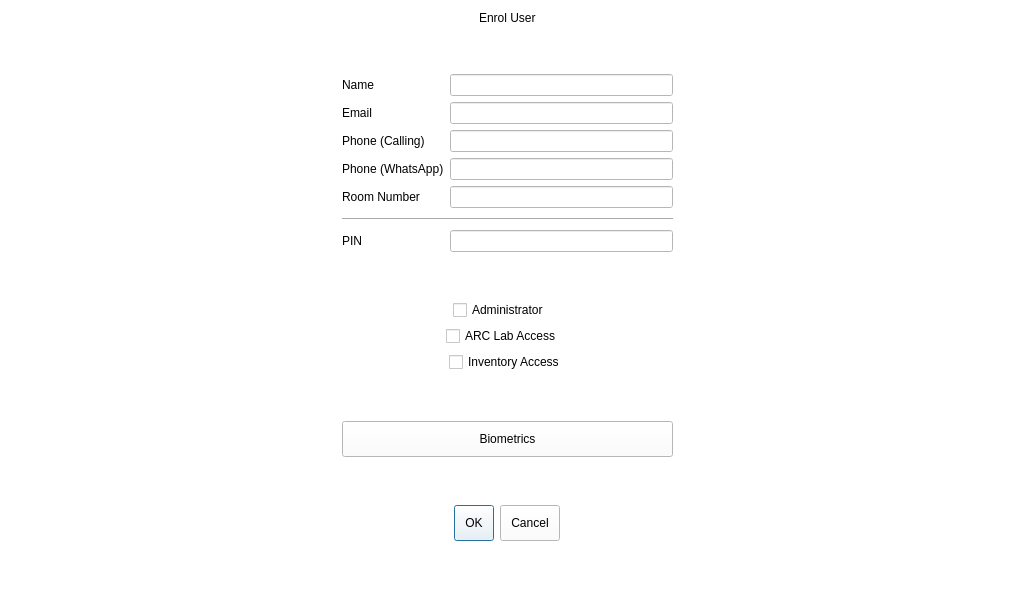
Qt form enrol.ui (arc-bphc/sims-gui) before a commit.
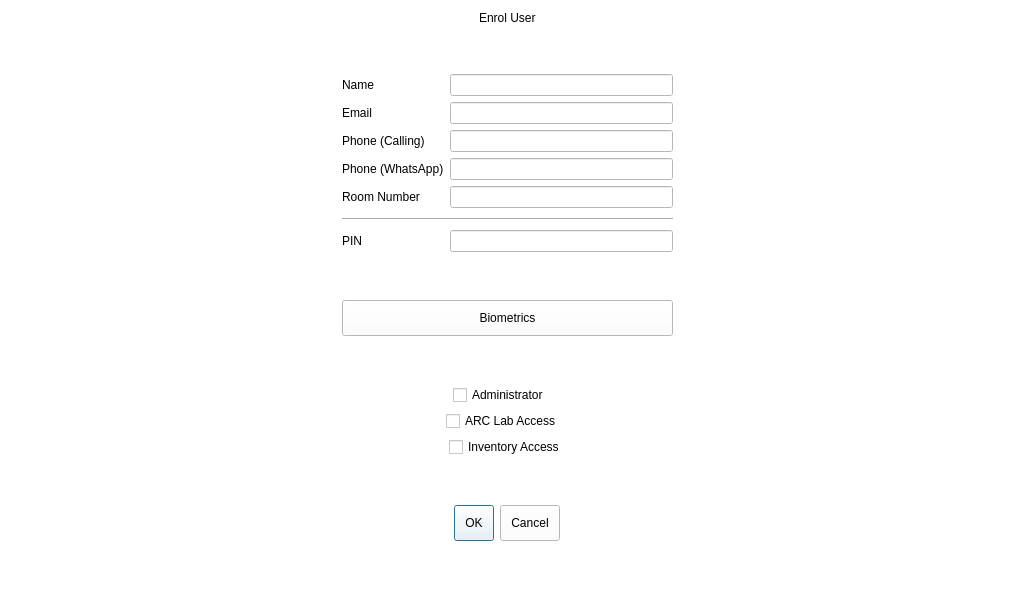
The same form after that commit.

Patch:
```diff
--- a/enrol.ui
+++ b/enrol.ui
@@ -50,21 +50,14 @@
        </property>
       </widget>
      </item>
-     <item row="5" column="0" alignment="Qt::AlignHCenter">
+     <item row="7" column="0" alignment="Qt::AlignHCenter">
       <widget class="QCheckBox" name="labAccess">
        <property name="text">
         <string>ARC Lab Access  </string>
        </property>
       </widget>
      </item>
-     <item row="8" column="0">
-      <widget class="QPushButton" name="biometricButton">
-       <property name="text">
-        <string>Biometrics</string>
-       </property>
-      </widget>
-     </item>
-     <item row="4" column="0" alignment="Qt::AlignHCenter">
+     <item row="6" column="0" alignment="Qt::AlignHCenter">
       <widget class="QCheckBox" name="adminPriv">
        <property name="text">
         <string>Administrator    </string>
@@ -162,7 +155,7 @@
        </item>
       </layout>
      </item>
-     <item row="11" column="0">
+     <item row="12" column="0">
       <spacer name="verticalSpacer_4">
        <property name="orientation">
         <enum>Qt::Vertical</enum>
@@ -188,34 +181,21 @@
        </property>
       </spacer>
      </item>
-     <item row="9" column="0">
-      <spacer name="verticalSpacer_3">
-       <property name="orientation">
-        <enum>Qt::Vertical</enum>
-       </property>
-       <property name="sizeHint" stdset="0">
-        <size>
-         <width>20</width>
-         <height>40</height>
-        </size>
-       </property>
-      </spacer>
-     </item>
-     <item row="10" column="0" alignment="Qt::AlignHCenter">
+     <item row="11" column="0" alignment="Qt::AlignHCenter">
       <widget class="QDialogButtonBox" name="buttonBox">
        <property name="standardButtons">
         <set>QDialogButtonBox::Cancel|QDialogButtonBox::Ok</set>
        </property>
       </widget>
      </item>
-     <item row="6" column="0" alignment="Qt::AlignHCenter">
+     <item row="8" column="0" alignment="Qt::AlignHCenter">
       <widget class="QCheckBox" name="inventoryAccess">
        <property name="text">
         <string>Inventory Access</string>
        </property>
       </widget>
      </item>
-     <item row="3" column="0">
+     <item row="5" column="0">
       <spacer name="verticalSpacer">
        <property name="orientation">
         <enum>Qt::Vertical</enum>
@@ -228,7 +208,7 @@
        </property>
       </spacer>
      </item>
-     <item row="7" column="0">
+     <item row="9" column="0">
       <spacer name="verticalSpacer_5">
        <property name="orientation">
         <enum>Qt::Vertical</enum>
@@ -241,6 +221,26 @@
        </property>
       </spacer>
      </item>
+     <item row="4" column="0">
+      <widget class="QPushButton" name="biometricButton">
+       <property name="text">
+        <string>Biometrics</string>
+       </property>
+      </widget>
+     </item>
+     <item row="3" column="0">
+      <spacer name="verticalSpacer_3">
+       <property name="orientation">
+        <enum>Qt::Vertical</enum>
+       </property>
+       <property name="sizeHint" stdset="0">
+        <size>
+         <width>20</width>
+         <height>40</height>
+        </size>
+       </property>
+      </spacer>
+     </item>
     </layout>
    </item>
    <item row="0" column="2">
```
